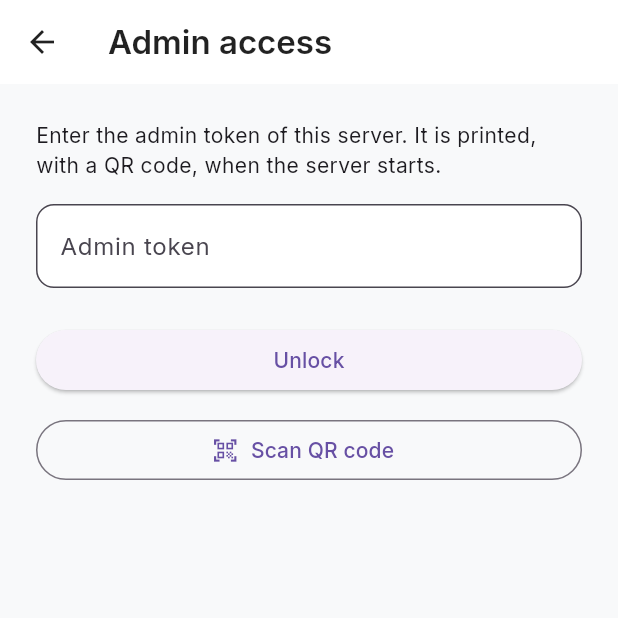
After one commit to Isembart/Engineering-Thesis, a Flutter app: the AdminAccessScreen screen opened directly, on a phone screen of 412 x 824 dp, the top half of it. The commit adds this screen. Run offline on Flutter 3.47's test engine with Material 3 defaults, Android fonts, the phone set to English and light mode, and no system bars; our stand-ins replace fl_chart, flutter_secure_storage, google_fonts, shared_preferences; missing offline and left inert: mobile_scanner; accounts and stored records are empty; network calls fail.

Commit message:
feat: implement admin access functionality with QR code scanning and secure token storage

```diff
--- a/app/lib/main.dart
+++ b/app/lib/main.dart
@@ -2,8 +2,11 @@ import 'package:flutter/material.dart';
 import 'package:flutter/gestures.dart';
 import 'package:google_fonts/google_fonts.dart';
 import 'screens/home_screen.dart';
+import 'services/api_service.dart';
 
-void main() {
+void main() async {
+  WidgetsFlutterBinding.ensureInitialized();
+  await ApiService.loadAdminToken();
   runApp(const CrowdnessApp());
 }
 
--- /dev/null
+++ b/app/lib/screens/admin_access_screen.dart
@@ -0,0 +1,173 @@
+import 'package:flutter/foundation.dart';
+import 'package:flutter/material.dart';
+import 'package:mobile_scanner/mobile_scanner.dart';
+import '../services/api_service.dart';
+
+/// Where an admin token is entered (pasted, or scanned from the QR code the server
+/// prints on startup) and where admin mode is left again.
+class AdminAccessScreen extends StatefulWidget {
+  const AdminAccessScreen({Key? key}) : super(key: key);
+
+  @override
+  State<AdminAccessScreen> createState() => _AdminAccessScreenState();
+}
+
+class _AdminAccessScreenState extends State<AdminAccessScreen> {
+  final _apiService = ApiService();
+  final _tokenController = TextEditingController();
+  bool _isChecking = false;
+
+  // The scanner plugin has no desktop Linux/Windows implementation, pasting works everywhere
+  bool get _canScan =>
+      !kIsWeb &&
+      (defaultTargetPlatform == TargetPlatform.android || defaultTargetPlatform == TargetPlatform.iOS);
+
+  Future<void> _submit(String token) async {
+    token = token.trim();
+    if (token.isEmpty || _isChecking) return;
+
+    setState(() => _isChecking = true);
+    String message;
+    try {
+      message = await _apiService.enterAdminMode(token)
+          ? 'Admin access granted'
+          : 'The server rejected this token';
+    } catch (e) {
+      message = 'Could not reach the server to verify the token';
+    }
+    if (!mounted) return;
+
+    _tokenController.clear();
+    setState(() => _isChecking = false);
+    ScaffoldMessenger.of(context).showSnackBar(SnackBar(content: Text(message)));
+  }
+
+  Future<void> _scan() async {
+    final token = await Navigator.push<String>(
+      context,
+      MaterialPageRoute(builder: (context) => const _ScanTokenScreen()),
+    );
+    if (token != null) {
+      await _submit(token);
+    }
+  }
+
+  @override
+  void dispose() {
+    _tokenController.dispose();
+    super.dispose();
+  }
+
+  @override
+  Widget build(BuildContext context) {
+    return Scaffold(
+      backgroundColor: const Color(0xFFF8F9FA),
+      appBar: AppBar(
+        backgroundColor: Colors.white,
+        elevation: 0,
+        iconTheme: const IconThemeData(color: Colors.black87),
+        title: const Text(
+          'Admin access',
+          style: TextStyle(color: Colors.black87, fontWeight: FontWeight.w600),
+        ),
+      ),
+      body: Padding(
+        padding: const EdgeInsets.all(24.0),
+        child: ValueListenableBuilder<bool>(
+          valueListenable: ApiService.isAdmin,
+          builder: (context, isAdmin, _) => isAdmin ? _buildAdmin() : _buildGuest(),
+        ),
+      ),
+    );
+  }
+
+  Widget _buildAdmin() {
+    return Column(
+      crossAxisAlignment: CrossAxisAlignment.start,
+      children: [
+        const Text(
+          'Admin mode is on. You can rename boards and edit their settings on this server.',
+        ),
+        const SizedBox(height: 24),
+        SizedBox(
+          width: double.infinity,
+          child: OutlinedButton(
+            onPressed: _apiService.leaveAdminMode,
+            child: const Text('Leave admin mode'),
+          ),
+        ),
+      ],
+    );
+  }
+
+  Widget _buildGuest() {
+    return Column(
+      crossAxisAlignment: CrossAxisAlignment.start,
+      children: [
+        const Text(
+          'Enter the admin token of this server. It is printed, with a QR code, when the server starts.',
+        ),
+        const SizedBox(height: 16),
+        TextField(
+          controller: _tokenController,
+          obscureText: true,
+          autocorrect: false,
+          enableSuggestions: false,
+          onSubmitted: _submit,
+          decoration: InputDecoration(
+            labelText: 'Admin token',
+            filled: true,
+            fillColor: Colors.white,
+            border: OutlineInputBorder(borderRadius: BorderRadius.circular(12)),
+          ),
+        ),
+        const SizedBox(height: 24),
+        SizedBox(
+          width: double.infinity,
+          child: ElevatedButton(
+            onPressed: _isChecking ? null : () => _submit(_tokenController.text),
+            child: Text(_isChecking ? 'Checking...' : 'Unlock'),
+          ),
+        ),
+        if (_canScan) ...[
+          const SizedBox(height: 12),
+          SizedBox(
+            width: double.infinity,
+            child: OutlinedButton.icon(
+              onPressed: _isChecking ? null : _scan,
+              icon: const Icon(Icons.qr_code_scanner),
+              label: const Text('Scan QR code'),
+            ),
+          ),
+        ],
+      ],
+    );
+  }
+}
+
+class _ScanTokenScreen extends StatefulWidget {
+  const _ScanTokenScreen();
+
+  @override
+  State<_ScanTokenScreen> createState() => _ScanTokenScreenState();
+}
+
+class _ScanTokenScreenState extends State<_ScanTokenScreen> {
+  bool _done = false;
+
+  @override
+  Widget build(BuildContext context) {
+    return Scaffold(
+      appBar: AppBar(title: const Text('Scan admin QR code')),
+      body: MobileScanner(
+        onDetect: (capture) {
+          final value = capture.barcodes.firstOrNull?.rawValue;
+          // onDetect keeps firing while the code is in view, pop only once
+          if (value == null || _done) return;
+          _done = true;
+          Navigator.pop(context, value);
+        },
+      ),
+    );
+  }
+}
--- a/app/lib/screens/board_settings_screen.dart
+++ b/app/lib/screens/board_settings_screen.dart
@@ -95,9 +95,7 @@ class _BoardSettingsScreenState extends State<BoardSettingsScreen> {
     try {
       final settings = _settingsFromForm();
       final creating = !_exists;
-      final saved = creating
-          ? await _apiService.createBoardSettings(widget.board.boardMac, settings)
-          : await _apiService.updateBoardSettings(widget.board.boardMac, settings);
+      final saved = await _apiService.updateBoardSettings(widget.board.boardMac, settings);
 
       if (!mounted) return;
 
--- a/app/lib/screens/home_screen.dart
+++ b/app/lib/screens/home_screen.dart
@@ -42,7 +42,7 @@ class _HomeScreenState extends State<HomeScreen> {
     } catch (e) {
       if (mounted) {
         setState(() {
-          _error = 'Failed to load boards. Please check server settings.';
+          _error = 'Failed to load boards. Please check server settings.\n$e';
           _isLoading = false;
         });
       }
--- a/app/pubspec.yaml
+++ b/app/pubspec.yaml
@@ -39,6 +39,8 @@ dependencies:
   http: ^1.6.0
   shared_preferences: ^2.5.5
   intl: ^0.20.2
+  flutter_secure_storage: ^11.2.0
+  mobile_scanner: ^7.4.2
 
 dev_dependencies:
   flutter_test:
```
Also changed, not shown: app/lib/screens/details_screen.dart (+13 -0 lines), app/lib/screens/settings_screen.dart (+11 -0 lines), app/lib/services/api_service.dart (+81 -21 lines), app/pubspec.lock, 7 other files.
